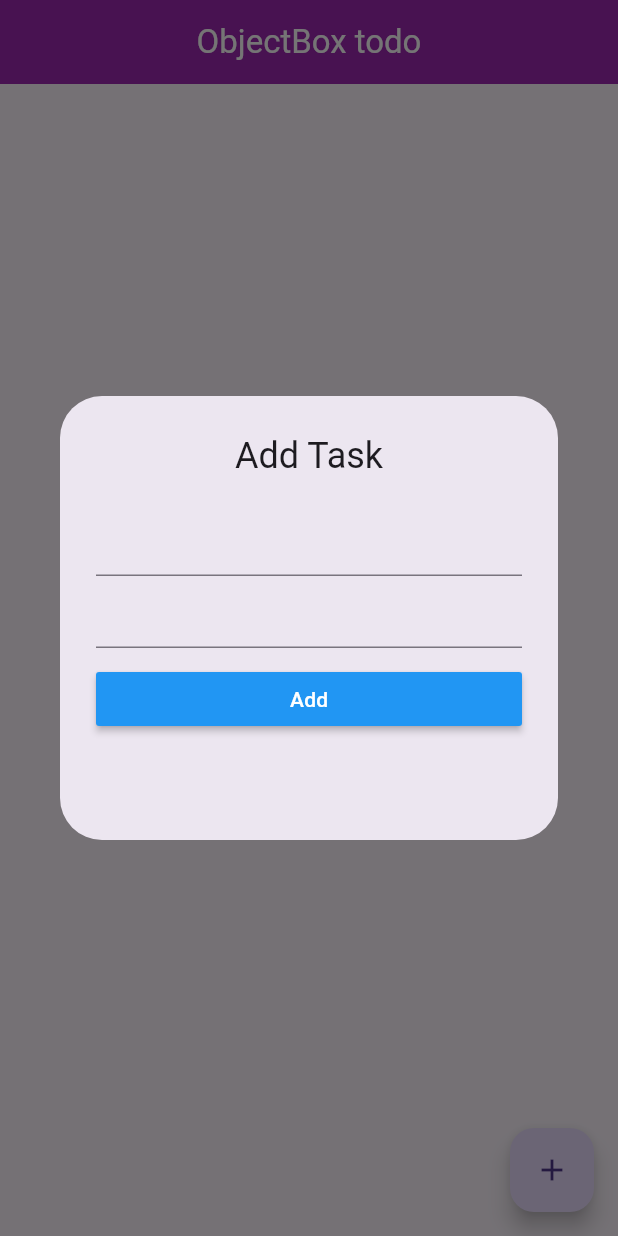
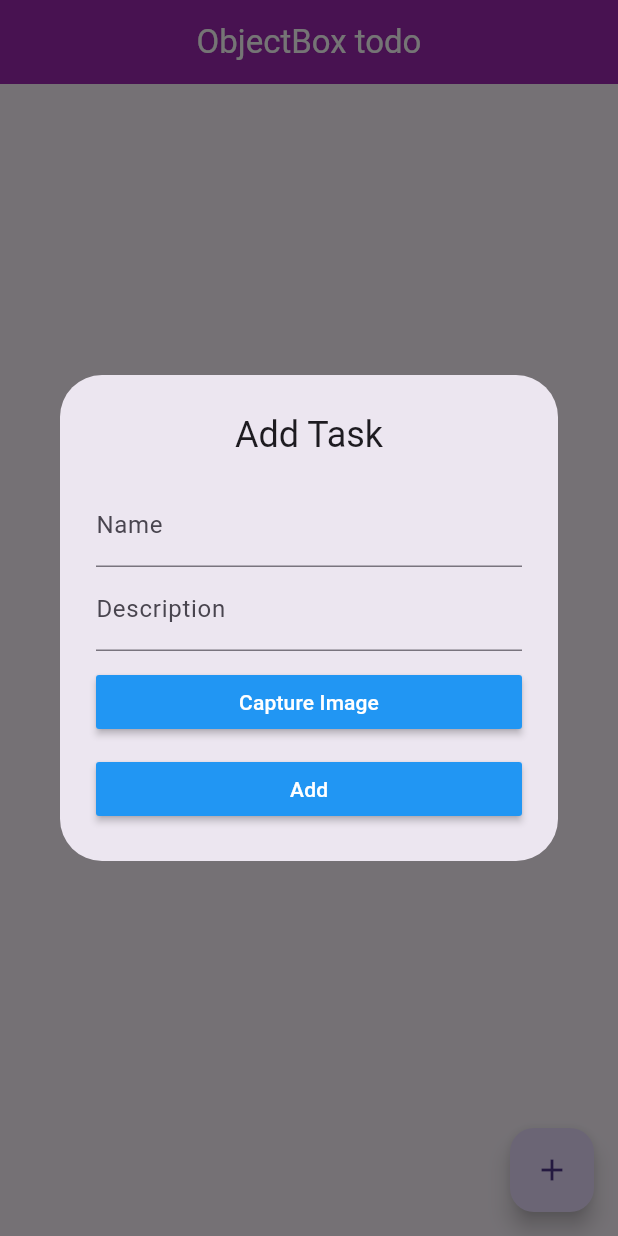
Before and after one commit to alxayeed/flutter-objectbox, a Flutter app: the screen it shows after launch, after a tap on the "add" icon, on a phone screen of 412 x 824 dp. Run offline on Flutter 3.47's test engine with Material 3 defaults, Android fonts, the phone set to English and light mode, and no system bars; our stand-ins replace image_picker, objectbox; generated files the repository leaves out were written again.

Commit message:
Update: image functionality added in task list and add task

```diff
--- a/lib/todo/model/task_model.dart
+++ b/lib/todo/model/task_model.dart
@@ -1,14 +1,20 @@
+import 'dart:typed_data';
+
 import 'package:objectbox/objectbox.dart';
 
 @Entity()
 class TaskModel {
+  @Id(assignable: true)
   int id;
   String name;
   String description;
+  Uint8List? fileData;
+
 
   TaskModel({
     this.id = 0,
     required this.name,
     this.description = "",
+    this.fileData,
   });
 }
--- a/lib/todo/screens/task_add_screen.dart
+++ b/lib/todo/screens/task_add_screen.dart
@@ -1,40 +1,76 @@
+import 'dart:typed_data';
+
 import 'package:flutter/material.dart';
 import 'package:flutter_objectbox/objectbox.dart';
 import 'package:flutter_objectbox/todo/model/task_model.dart';
+import 'package:image_picker/image_picker.dart';
 
-class TaskAddScreen extends StatelessWidget {
+class TaskAddScreen extends StatefulWidget {
   final ObjectBox objectBox;
 
-  TaskAddScreen({
+  const TaskAddScreen({
     super.key,
     required this.objectBox,
   });
 
+  @override
+  State<TaskAddScreen> createState() => _TaskAddScreenState();
+}
+
+class _TaskAddScreenState extends State<TaskAddScreen> {
   final TextEditingController nameController = TextEditingController();
   final TextEditingController descriptionController = TextEditingController();
+  Uint8List? _fileData;
 
   @override
   Widget build(BuildContext context) {
     return AlertDialog(
       title: const Center(child: Text("Add Task")),
-      content: SizedBox(
-        height: 200,
+      content: IntrinsicHeight(
+        child: SizedBox(
           width: 400,
           child: Column(
             children: [
               TextField(
                 controller: nameController,
+                decoration: const InputDecoration(labelText: 'Name'),
               ),
               TextField(
                 controller: descriptionController,
+                decoration: const InputDecoration(labelText: 'Description'),
+              ),
+              const SizedBox(height: 10),
+              if (_fileData != null)
+                Image.memory(
+                  _fileData!,
+                  height: 100,
+                  width: 100,
+                ),
+              MaterialButton(
+                onPressed: () async {
+                  final Uint8List? imageBytes = await _captureImageFromCamera();
+                  setState(() {
+                    _fileData = imageBytes;
+                  });
+                },
+                color: Colors.blue,
+                child: const SizedBox(
+                  child: Center(
+                    child: Text(
+                      "Capture Image",
+                      style: TextStyle(color: Colors.white),
+                    ),
+                  ),
+                ),
               ),
               const SizedBox(height: 10),
               MaterialButton(
                 onPressed: () {
-                objectBox.addTask(
+                  widget.objectBox.addTask(
                     TaskModel(
                       name: nameController.text,
                       description: descriptionController.text,
+                      fileData: _fileData,
                     ),
                   );
                   Navigator.pop(context);
@@ -51,8 +87,19 @@
               ),
             ],
           ),
-        // color: Colors.blue,
+        ),
       ),
     );
   }
+
+  Future<Uint8List?> _captureImageFromCamera() async {
+    final picker = ImagePicker();
+    final pickedFile = await picker.pickImage(source: ImageSource.camera);
+
+    if (pickedFile != null) {
+      return await pickedFile.readAsBytes();
     }
+
+    return null;
+  }
+}
--- a/pubspec.yaml
+++ b/pubspec.yaml
@@ -9,6 +9,7 @@
 dependencies:
   flutter:
     sdk: flutter
+  image_picker: ^1.1.1
   objectbox: ^2.5.1
   objectbox_flutter_libs: ^2.5.1
   path: ^1.9.0
```
Also changed, not shown: lib/objectbox-model.json (+7 -2 lines), lib/todo/screens/widgets/task_item.dart (+10 -0 lines), lib/objectbox.g.dart, pubspec.lock. Lines whose indentation alone changed are shown as unchanged.
